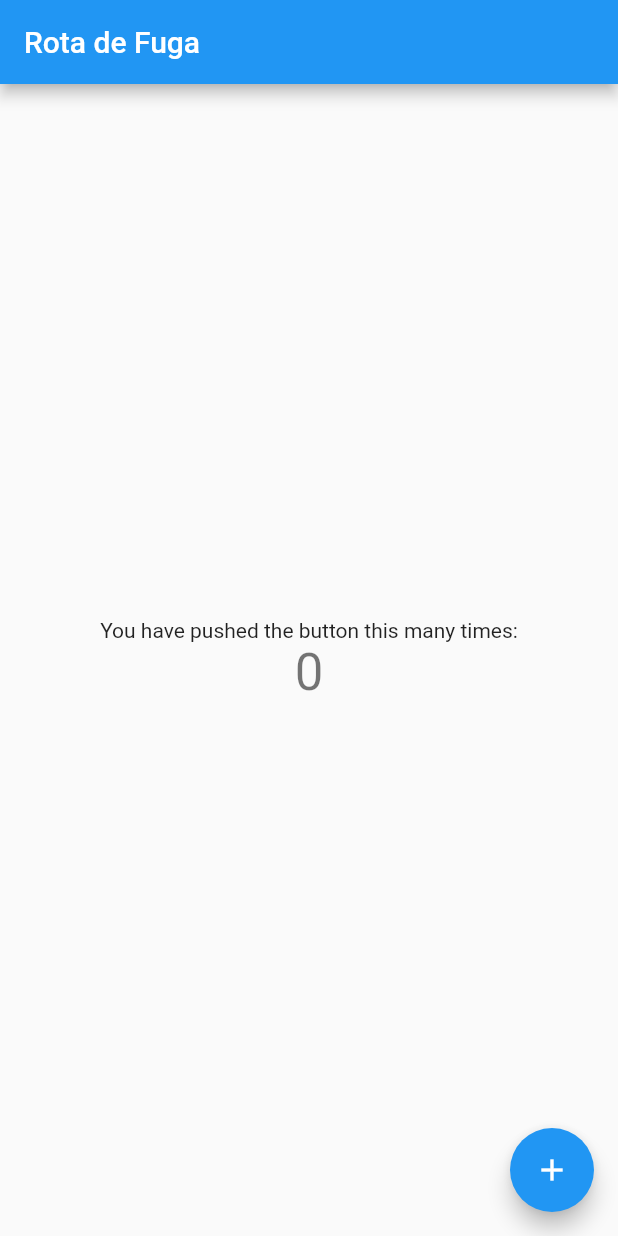
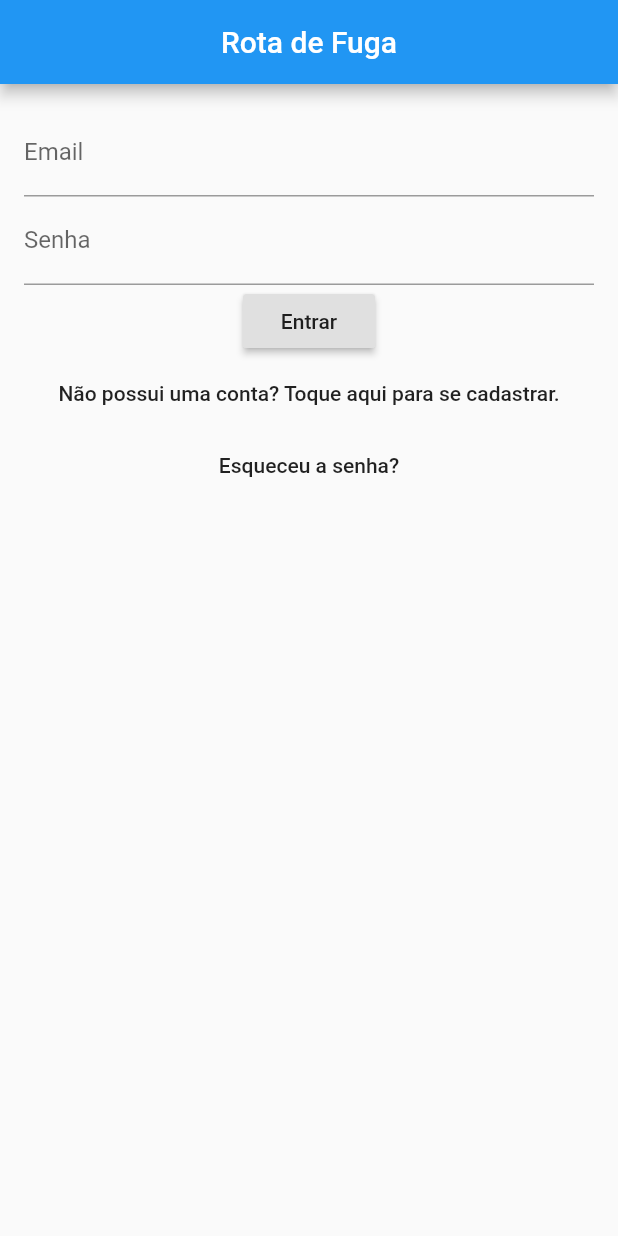
Before and after one commit to phgeraldeli/RotadeFuga-Frontend, a Flutter app: the screen it shows after launch, on a phone screen of 412 x 824 dp. Run offline on Flutter 3.47's test engine with Material 2 defaults, Android fonts, the phone set to English and light mode, and no system bars; our stand-ins replace geolocator, google_maps_flutter.

Commit message:
Criação da tela de Login

```diff
--- a/lib/main.dart
+++ b/lib/main.dart
@@ -8,107 +8,157 @@ class MyApp extends StatelessWidget {
   // This widget is the root of your application.
   @override
   Widget build(BuildContext context) {
-    return MaterialApp(
+    return new MaterialApp(
       title: 'Rota de Fuga',
-      theme: ThemeData(
-        // This is the theme of your application.
-        //
-        // Try running your application with "flutter run". You'll see the
-        // application has a blue toolbar. Then, without quitting the app, try
-        // changing the primarySwatch below to Colors.green and then invoke
-        // "hot reload" (press "r" in the console where you ran "flutter run",
-        // or simply save your changes to "hot reload" in a Flutter IDE).
-        // Notice that the counter didn't reset back to zero; the application
-        // is not restarted.
-        primarySwatch: Colors.blue,
-      ),
-      home: MyHomePage(title: 'Rota de Fuga'),
+      theme: new ThemeData(primarySwatch: Colors.blue),
+      home: new LoginPage(),
     );
   }
 }
 
-class MyHomePage extends StatefulWidget {
-  MyHomePage({Key key, this.title}) : super(key: key);
-
-  // This widget is the home page of your application. It is stateful, meaning
-  // that it has a State object (defined below) that contains fields that affect
-  // how it looks.
-
-  // This class is the configuration for the state. It holds the values (in this
-  // case the title) provided by the parent (in this case the App widget) and
-  // used by the build method of the State. Fields in a Widget subclass are
-  // always marked "final".
-
-  final String title;
-
+class LoginPage extends StatefulWidget {
   @override
-  _MyHomePageState createState() => _MyHomePageState();
+  State<StatefulWidget> createState() => new _LoginPageState();
 }
 
-class _MyHomePageState extends State<MyHomePage> {
-  int _counter = 0;
+// Used for controlling whether the user is loggin or creating an account
+enum FormType { login, register }
 
-  void _incrementCounter() {
+class _LoginPageState extends State<LoginPage> {
+  final TextEditingController _emailFilter = new TextEditingController();
+  final TextEditingController _passwordFilter = new TextEditingController();
+  String _email = "";
+  String _password = "";
+  FormType _form = FormType
+      .login; // our default setting is to login, and we should switch to creating an account when the user chooses to
+
+  _LoginPageState() {
+    _emailFilter.addListener(_emailListen);
+    _passwordFilter.addListener(_passwordListen);
+  }
+
+  void _emailListen() {
+    if (_emailFilter.text.isEmpty) {
+      _email = "";
+    } else {
+      _email = _emailFilter.text;
+    }
+  }
+
+  void _passwordListen() {
+    if (_passwordFilter.text.isEmpty) {
+      _password = "";
+    } else {
+      _password = _passwordFilter.text;
+    }
+  }
+
+  // Swap in between our two forms, registering and logging in
+  void _formChange() async {
     setState(() {
-      // This call to setState tells the Flutter framework that something has
-      // changed in this State, which causes it to rerun the build method below
-      // so that the display can reflect the updated values. If we changed
-      // _counter without calling setState(), then the build method would not be
-      // called again, and so nothing would appear to happen.
-      _counter++;
+      if (_form == FormType.register) {
+        _form = FormType.login;
+      } else {
+        _form = FormType.register;
+      }
     });
   }
 
   @override
   Widget build(BuildContext context) {
-    // This method is rerun every time setState is called, for instance as done
-    // by the _incrementCounter method above.
-    //
-    // The Flutter framework has been optimized to make rerunning build methods
-    // fast, so that you can just rebuild anything that needs updating rather
-    // than having to individually change instances of widgets.
-    return Scaffold(
-      appBar: AppBar(
-        // Here we take the value from the MyHomePage object that was created by
-        // the App.build method, and use it to set our appbar title.
-        title: Text(widget.title),
-      ),
-      body: Center(
-        // Center is a layout widget. It takes a single child and positions it
-        // in the middle of the parent.
-        child: Column(
-          // Column is also a layout widget. It takes a list of children and
-          // arranges them vertically. By default, it sizes itself to fit its
-          // children horizontally, and tries to be as tall as its parent.
-          //
-          // Invoke "debug painting" (press "p" in the console, choose the
-          // "Toggle Debug Paint" action from the Flutter Inspector in Android
-          // Studio, or the "Toggle Debug Paint" command in Visual Studio Code)
-          // to see the wireframe for each widget.
-          //
-          // Column has various properties to control how it sizes itself and
-          // how it positions its children. Here we use mainAxisAlignment to
-          // center the children vertically; the main axis here is the vertical
-          // axis because Columns are vertical (the cross axis would be
-          // horizontal).
-          mainAxisAlignment: MainAxisAlignment.center,
+    return new Scaffold(
+      appBar: _buildBar(context),
+      body: new Container(
+        padding: EdgeInsets.all(16.0),
+        child: new Column(
           children: <Widget>[
-            Text(
-              'You have pushed the button this many times:',
-            ),
-            Text(
-              '$_counter',
-              style: Theme.of(context).textTheme.display1,
-            ),
+            _buildTextFields(),
+            _buildButtons(),
           ],
         ),
       ),
-      floatingActionButton: FloatingActionButton(
-        onPressed: _pushMapScreen,
-        tooltip: 'Increment',
-        child: Icon(Icons.add),
-      ), // This trailing comma makes auto-formatting nicer for build methods.
     );
+  }
+
+  Widget _buildBar(BuildContext context) {
+    return new AppBar(
+      title: new Text("Rota de Fuga"),
+      centerTitle: true,
+    );
+  }
+
+  Widget _buildTextFields() {
+    return new Container(
+      child: new Column(
+        children: <Widget>[
+          new Container(
+            child: new TextField(
+              controller: _emailFilter,
+              decoration: new InputDecoration(labelText: 'Email'),
+            ),
+          ),
+          new Container(
+            child: new TextField(
+              controller: _passwordFilter,
+              decoration: new InputDecoration(labelText: 'Senha'),
+              obscureText: true,
+            ),
+          )
+        ],
+      ),
+    );
+  }
+
+  Widget _buildButtons() {
+    if (_form == FormType.login) {
+      return new Container(
+        child: new Column(
+          children: <Widget>[
+            new RaisedButton(
+              child: new Text('Entrar'),
+              onPressed: _pushMapScreen,
+            ),
+            new FlatButton(
+              child: new Text('Não possui uma conta? Toque aqui para se cadastrar.'),
+              onPressed: _formChange,
+            ),
+            new FlatButton(
+              child: new Text('Esqueceu a senha?'),
+              onPressed: _passwordReset,
+            )
+          ],
+        ),
+      );
+    } else {
+      return new Container(
+        child: new Column(
+          children: <Widget>[
+            new RaisedButton(
+              child: new Text('Criar uma conta'),
+              onPressed: _createAccountPressed,
+            ),
+            new FlatButton(
+              child: new Text('Já possui uma conta? Clique aqui para entrar.'),
+              onPressed: _formChange,
+            )
+          ],
+        ),
+      );
+    }
+  }
+
+  // These functions can self contain any user auth logic required, they all have access to _email and _password
+
+  void _loginPressed() {
+    print('The user wants to login with $_email and $_password');
+  }
+
+  void _createAccountPressed() {
+    print('The user wants to create an accoutn with $_email and $_password');
+  }
+
+  void _passwordReset() {
+    print("The user wants a password reset request sent to $_email");
   }
 
   void _pushMapScreen() {
@@ -155,6 +205,10 @@ class _MapsPageState extends State<MapsPage> {
 
 LatLng getLocation() {
   LatLng coords;
-  Geolocator().getCurrentPosition(desiredAccuracy: LocationAccuracy.high).then((value){coords = LatLng(value.latitude, value.longitude);});
+  Geolocator()
+      .getCurrentPosition(desiredAccuracy: LocationAccuracy.high)
+      .then((value) {
+    coords = LatLng(value.latitude, value.longitude);
+  });
   return coords;
 }
```
Also changed, not shown: 2 other files.
